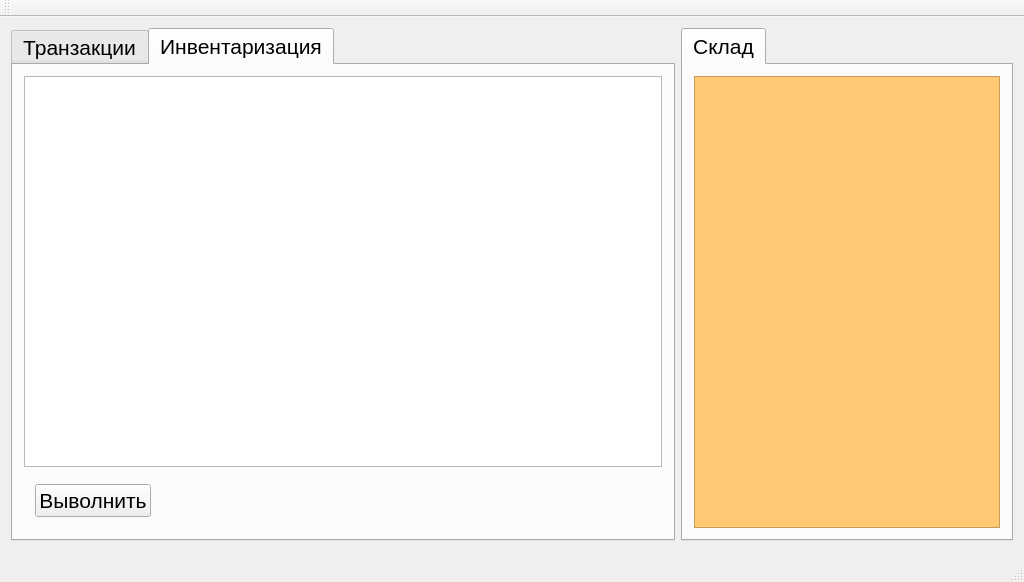
The window that bar/bar.ui (SergMaruda/bar) describes before a commit, drawn with Qt 5.
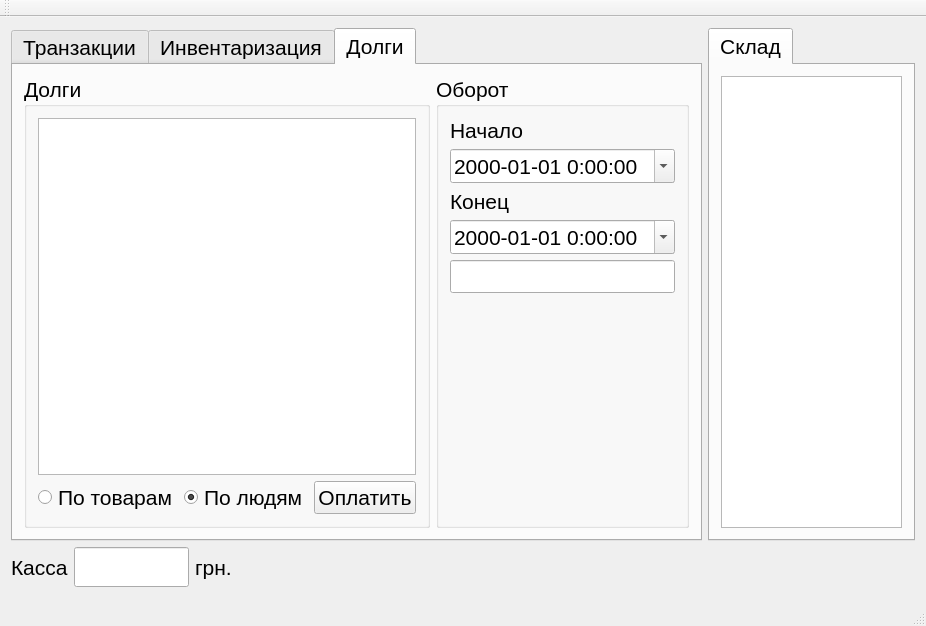
The same window after the commit. Icons and pictures are not drawn. Custom widgets are drawn as their Qt base class.

Commit message: a lot of features added: - Goods checking improved: added pluses and minus in the end of the week - added users and authentication - code improved - added possibility to resolve debts and see total amount of cache during selected period - added icons for goods store and transaction - add QBarApplication - UI improved - added scripts that improves Db management - added login dialog

Patch:
```diff
--- a/bar/bar.ui
+++ b/bar/bar.ui
@@ -6,8 +6,8 @@
    <rect>
     <x>0</x>
     <y>0</y>
-    <width>1024</width>
-    <height>582</height>
+    <width>926</width>
+    <height>626</height>
    </rect>
   </property>
   <property name="font">
@@ -23,8 +23,8 @@
     <normaloff>Resources/favicon.ico</normaloff>Resources/favicon.ico</iconset>
   </property>
   <widget class="QWidget" name="centralWidget">
-   <layout class="QHBoxLayout" name="horizontalLayout">
-    <item>
+   <layout class="QGridLayout" name="gridLayout_5">
+    <item row="0" column="0">
      <widget class="QTabWidget" name="tabWidgetMain">
       <property name="minimumSize">
        <size>
@@ -41,7 +41,7 @@
        <string notr="true"/>
       </property>
       <property name="currentIndex">
-       <number>1</number>
+       <number>2</number>
       </property>
       <widget class="QWidget" name="tabWidgetPage1_2">
        <attribute name="title">
@@ -674,73 +674,7 @@
         </item>
         <item>
          <widget class="QWidget" name="widget_2" native="true">
-          <layout class="QHBoxLayout" name="horizontalLayout_3">
-           <item>
-            <widget class="QLabel" name="label_4">
-             <property name="font">
-              <font>
-               <pointsize>16</pointsize>
-              </font>
-             </property>
-             <property name="text">
-              <string>Касса</string>
-             </property>
-            </widget>
-           </item>
-           <item>
-            <widget class="QLineEdit" name="lineEditCash">
-             <property name="minimumSize">
-              <size>
-               <width>0</width>
-               <height>40</height>
-              </size>
-             </property>
-             <property name="maximumSize">
-              <size>
-               <width>115</width>
-               <height>16777215</height>
-              </size>
-             </property>
-             <property name="font">
-              <font>
-               <pointsize>16</pointsize>
-               <weight>75</weight>
-               <bold>true</bold>
-              </font>
-             </property>
-             <property name="styleSheet">
-              <string notr="true">border-image: url(:/bar/Resources/1283428005-7788.jpg);
-</string>
-             </property>
-             <property name="alignment">
-              <set>Qt::AlignCenter</set>
-             </property>
-             <property name="readOnly">
-              <bool>true</bool>
-             </property>
-            </widget>
-           </item>
-           <item>
-            <widget class="QLabel" name="label_5">
-             <property name="text">
-              <string>грн.</string>
-             </property>
-            </widget>
-           </item>
-           <item>
-            <spacer name="horizontalSpacer_3">
-             <property name="orientation">
-              <enum>Qt::Horizontal</enum>
-             </property>
-             <property name="sizeHint" stdset="0">
-              <size>
-               <width>40</width>
-               <height>20</height>
-              </size>
-             </property>
-            </spacer>
-           </item>
-          </layout>
+          <layout class="QHBoxLayout" name="horizontalLayout_3"/>
          </widget>
         </item>
        </layout>
@@ -751,7 +685,12 @@
        </attribute>
        <layout class="QGridLayout" name="gridLayout_4">
         <item row="0" column="0">
-         <widget class="QTableView" name="tableViewGoodsCheck">
+         <widget class="QTableViewCheckView" name="tableViewGoodsCheck">
+          <property name="font">
+           <font>
+            <pointsize>16</pointsize>
+           </font>
+          </property>
           <property name="editTriggers">
            <set>QAbstractItemView::AnyKeyPressed|QAbstractItemView::DoubleClicked</set>
           </property>
@@ -769,7 +708,68 @@
            <item>
             <widget class="QPushButton" name="performGoodsCheck">
              <property name="text">
-              <string>Выволнить</string>
+              <string>Выполнить</string>
+             </property>
+            </widget>
+           </item>
+           <item>
+            <widget class="QLabel" name="label_14">
+             <property name="font">
+              <font>
+               <pointsize>20</pointsize>
+               <weight>75</weight>
+               <bold>true</bold>
+              </font>
+             </property>
+             <property name="text">
+              <string>+</string>
+             </property>
+            </widget>
+           </item>
+           <item>
+            <widget class="QLineEdit" name="lineEditGoodPlus">
+             <property name="maximumSize">
+              <size>
+               <width>100</width>
+               <height>16777215</height>
+              </size>
+             </property>
+             <property name="readOnly">
+              <bool>true</bool>
+             </property>
+            </widget>
+           </item>
+           <item>
+            <widget class="QLabel" name="label_15">
+             <property name="font">
+              <font>
+               <pointsize>20</pointsize>
+               <weight>75</weight>
+               <bold>true</bold>
+              </font>
+             </property>
+             <property name="text">
+              <string>-</string>
+             </property>
+            </widget>
+           </item>
+           <item>
+            <widget class="QLineEdit" name="lineEditGoodMinus">
+             <property name="maximumSize">
+              <size>
+               <width>100</width>
+               <height>16777215</height>
+              </size>
+             </property>
+             <property name="readOnly">
+              <bool>true</bool>
+             </property>
+            </widget>
+           </item>
+           <item>
+            <widget class="QPushButton" name="resetGoodsCheck">
+             <property name="text">
+              <string>Сбросить</string>
              </property>
             </widget>
            </item>
@@ -791,9 +791,128 @@
         </item>
        </layout>
       </widget>
+      <widget class="QWidget" name="tab_5">
+       <attribute name="title">
+        <string>Долги</string>
+       </attribute>
+       <layout class="QHBoxLayout" name="horizontalLayout_6">
+        <item>
+         <widget class="QGroupBox" name="groupBox_3">
+          <property name="title">
+           <string>Долги</string>
+          </property>
+          <layout class="QVBoxLayout" name="verticalLayout_4">
+           <item>
+            <widget class="QTableView" name="tableViewDepts"/>
+           </item>
+           <item>
+            <layout class="QHBoxLayout" name="horizontalLayout_5">
+             <property name="rightMargin">
+              <number>0</number>
+             </property>
+             <property name="bottomMargin">
+              <number>0</number>
+             </property>
+             <item>
+              <widget class="QRadioButton" name="radioButtonDebtByGood">
+               <property name="text">
+                <string>По товарам</string>
+               </property>
+               <property name="checked">
+                <bool>false</bool>
+               </property>
+              </widget>
+             </item>
+             <item>
+              <widget class="QRadioButton" name="radioButtonDebtsByUser">
+               <property name="text">
+                <string>По людям</string>
+               </property>
+               <property name="checked">
+                <bool>true</bool>
+               </property>
+              </widget>
+             </item>
+             <item>
+              <widget class="QPushButton" name="pushButtonRemoveDebt">
+               <property name="text">
+                <string>Оплатить</string>
+               </property>
+              </widget>
+             </item>
+            </layout>
+           </item>
+          </layout>
+         </widget>
+        </item>
+        <item>
+         <widget class="QGroupBox" name="groupBox_4">
+          <property name="title">
+           <string>Оборот</string>
+          </property>
+          <layout class="QVBoxLayout" name="verticalLayout_3">
+           <item>
+            <widget class="QLabel" name="label_16">
+             <property name="text">
+              <string>Начало</string>
+             </property>
+            </widget>
+           </item>
+           <item>
+            <widget class="QDateTimeEdit" name="dateTimeEditBegin">
+             <property name="displayFormat">
+              <string>yyyy-MM-dd H:mm:ss</string>
+             </property>
+             <property name="calendarPopup">
+              <bool>true</bool>
+             </property>
+            </widget>
+           </item>
+           <item>
+            <widget class="QLabel" name="label_17">
+             <property name="text">
+              <string>Конец</string>
+             </property>
+            </widget>
+           </item>
+           <item>
+            <widget class="QDateTimeEdit" name="dateTimeEditEnd">
+             <property name="displayFormat">
+              <string>yyyy-MM-dd H:mm:ss</string>
+             </property>
+             <property name="calendarPopup">
+              <bool>true</bool>
+             </property>
+            </widget>
+           </item>
+           <item>
+            <widget class="QLineEdit" name="lineEditTotal">
+             <property name="readOnly">
+              <bool>true</bool>
+             </property>
+            </widget>
+           </item>
+           <item>
+            <spacer name="verticalSpacer_3">
+             <property name="orientation">
+              <enum>Qt::Vertical</enum>
+             </property>
+             <property name="sizeHint" stdset="0">
+              <size>
+               <width>20</width>
+               <height>40</height>
+              </size>
+             </property>
+            </spacer>
+           </item>
+          </layout>
+         </widget>
+        </item>
+       </layout>
+      </widget>
      </widget>
     </item>
-    <item>
+    <item row="0" column="1">
      <widget class="QTabWidget" name="tabWidget">
       <property name="maximumSize">
        <size>
@@ -830,7 +949,7 @@
           </property>
           <property name="font">
            <font>
-            <pointsize>16</pointsize>
+            <pointsize>20</pointsize>
            </font>
           </property>
           <property name="mouseTracking">
@@ -839,12 +958,12 @@
           <property name="toolTip">
            <string>&lt;html&gt;&lt;head/&gt;&lt;body&gt;&lt;p&gt;&lt;span style=&quot; font-size:11pt; font-weight:600;&quot;&gt;Список товаров&lt;/span&gt;&lt;/p&gt;&lt;p&gt;&lt;span style=&quot; font-style:italic;&quot;&gt;Сделайте двойной щелчек левой кнопкой мышки чтобы добавить товар в транзакцию&lt;/span&gt;&lt;/p&gt;&lt;/body&gt;&lt;/html&gt;</string>
           </property>
-          <property name="styleSheet">
-           <string notr="true">background-color: rgb(255, 202, 115);</string>
-          </property>
           <property name="frameShape">
            <enum>QFrame::StyledPanel</enum>
           </property>
+          <property name="sizeAdjustPolicy">
+           <enum>QAbstractScrollArea::AdjustIgnored</enum>
+          </property>
           <property name="editTriggers">
            <set>QAbstractItemView::NoEditTriggers</set>
           </property>
@@ -854,6 +973,172 @@
       </widget>
      </widget>
     </item>
+    <item row="1" column="0">
+     <layout class="QHBoxLayout" name="horizontalLayout">
+      <property name="rightMargin">
+       <number>6</number>
+      </property>
+      <property name="bottomMargin">
+       <number>6</number>
+      </property>
+      <item>
+       <widget class="QLabel" name="label_4">
+        <property name="font">
+         <font>
+          <pointsize>16</pointsize>
+         </font>
+        </property>
+        <property name="text">
+         <string>Касса</string>
+        </property>
+       </widget>
+      </item>
+      <item>
+       <widget class="QLineEdit" name="lineEditCash">
+        <property name="minimumSize">
+         <size>
+          <width>0</width>
+          <height>40</height>
+         </size>
+        </property>
+        <property name="maximumSize">
+         <size>
+          <width>115</width>
+          <height>16777215</height>
+         </size>
+        </property>
+        <property name="palette">
+         <palette>
+          <active>
+           <colorrole role="WindowText">
+            <brush brushstyle="SolidPattern">
+             <color alpha="255">
+              <red>0</red>
+              <green>0</green>
+              <blue>0</blue>
+             </color>
+            </brush>
+           </colorrole>
+           <colorrole role="Text">
+            <brush brushstyle="SolidPattern">
+             <color alpha="255">
+              <red>0</red>
+              <green>0</green>
+              <blue>0</blue>
+             </color>
+            </brush>
+           </colorrole>
+           <colorrole role="ButtonText">
+            <brush brushstyle="SolidPattern">
+             <color alpha="255">
+              <red>0</red>
+              <green>0</green>
+              <blue>0</blue>
+             </color>
+            </brush>
+           </colorrole>
+          </active>
+          <inactive>
+           <colorrole role="WindowText">
+            <brush brushstyle="SolidPattern">
+             <color alpha="255">
+              <red>0</red>
+              <green>0</green>
+              <blue>0</blue>
+             </color>
+            </brush>
+           </colorrole>
+           <colorrole role="Text">
+            <brush brushstyle="SolidPattern">
+             <color alpha="255">
+              <red>0</red>
+              <green>0</green>
+              <blue>0</blue>
+             </color>
+            </brush>
+           </colorrole>
+           <colorrole role="ButtonText">
+            <brush brushstyle="SolidPattern">
+             <color alpha="255">
+              <red>0</red>
+              <green>0</green>
+              <blue>0</blue>
+             </color>
+            </brush>
+           </colorrole>
+          </inactive>
+          <disabled>
+           <colorrole role="WindowText">
+            <brush brushstyle="SolidPattern">
+             <color alpha="255">
+              <red>0</red>
+              <green>0</green>
+              <blue>0</blue>
+             </color>
+            </brush>
+           </colorrole>
+           <colorrole role="Text">
+            <brush brushstyle="SolidPattern">
+             <color alpha="255">
+              <red>0</red>
+              <green>0</green>
+              <blue>0</blue>
+             </color>
+            </brush>
+           </colorrole>
+           <colorrole role="ButtonText">
+            <brush brushstyle="SolidPattern">
+             <color alpha="255">
+              <red>0</red>
+              <green>0</green>
+              <blue>0</blue>
+             </color>
+            </brush>
+           </colorrole>
+          </disabled>
+         </palette>
+        </property>
+        <property name="font">
+         <font>
+          <pointsize>16</pointsize>
+          <weight>75</weight>
+          <bold>true</bold>
+         </font>
+        </property>
+        <property name="styleSheet">
+         <string notr="true">border-image: url(:/bar/Resources/1283428005-7788.jpg);
+color:rgb(0, 0, 0)</string>
+        </property>
+        <property name="alignment">
+         <set>Qt::AlignCenter</set>
+        </property>
+        <property name="readOnly">
+         <bool>true</bool>
+        </property>
+       </widget>
+      </item>
+      <item>
+       <widget class="QLabel" name="label_5">
+        <property name="text">
+         <string>грн.</string>
+        </property>
+       </widget>
+      </item>
+      <item>
+       <spacer name="horizontalSpacer_3">
+        <property name="orientation">
+         <enum>Qt::Horizontal</enum>
+        </property>
+        <property name="sizeHint" stdset="0">
+         <size>
+          <width>40</width>
+          <height>20</height>
+         </size>
+        </property>
+       </spacer>
+      </item>
+     </layout>
+    </item>
    </layout>
   </widget>
   <widget class="QMenuBar" name="menuBar">
@@ -874,9 +1159,35 @@
     <bool>false</bool>
    </attribute>
   </widget>
-  <widget class="QStatusBar" name="statusBar"/>
+  <widget class="QStatusBar" name="statusBar">
+   <property name="font">
+    <font>
+     <pointsize>10</pointsize>
+    </font>
+   </property>
+  </widget>
+  <action name="actionAddGood">
+   <property name="text">
+    <string>Добавить товар</string>
+   </property>
+  </action>
+  <action name="actionRemoveGood">
+   <property name="text">
+    <string>Удалить товар</string>
+   </property>
+   <property name="toolTip">
+    <string>&lt;html&gt;&lt;head/&gt;&lt;body&gt;&lt;p&gt;Удалть товар&lt;/p&gt;&lt;/body&gt;&lt;/html&gt;</string>
+   </property>
+  </action>
  </widget>
  <layoutdefault spacing="6" margin="11"/>
+ <customwidgets>
+  <customwidget>
+   <class>QTableViewCheckView</class>
+   <extends>QTableView</extends>
+   <header>qtableviewcheckview.h</header>
+  </customwidget>
+ </customwidgets>
  <resources>
   <include location="bar.qrc"/>
  </resources>
```
Left out of the diff: 157 changed lines with no effect on the pictures. The commit also changes 32 other files.
